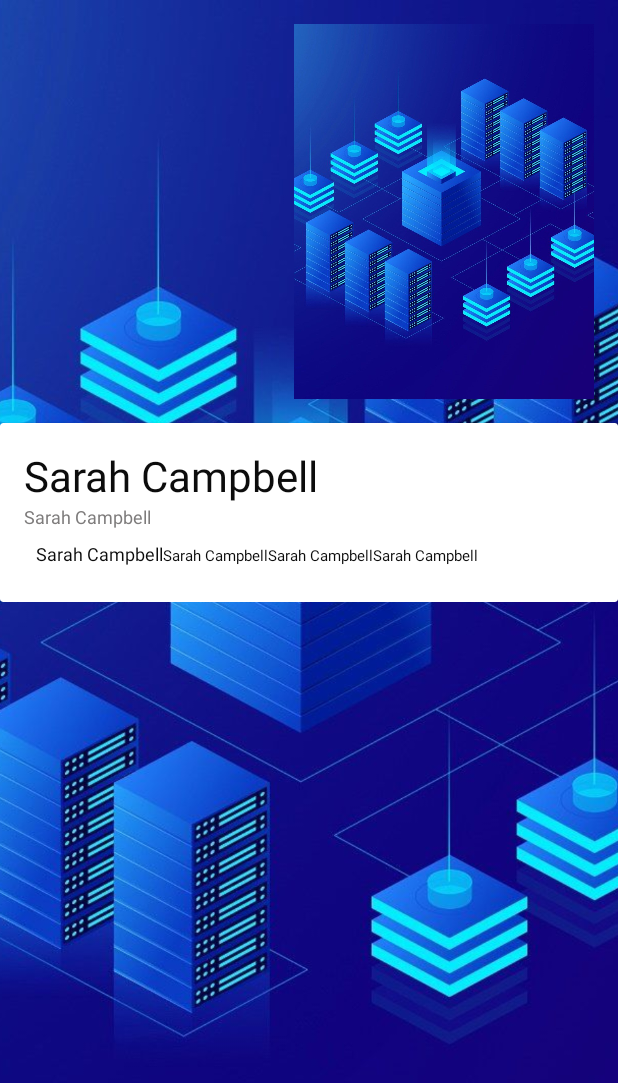
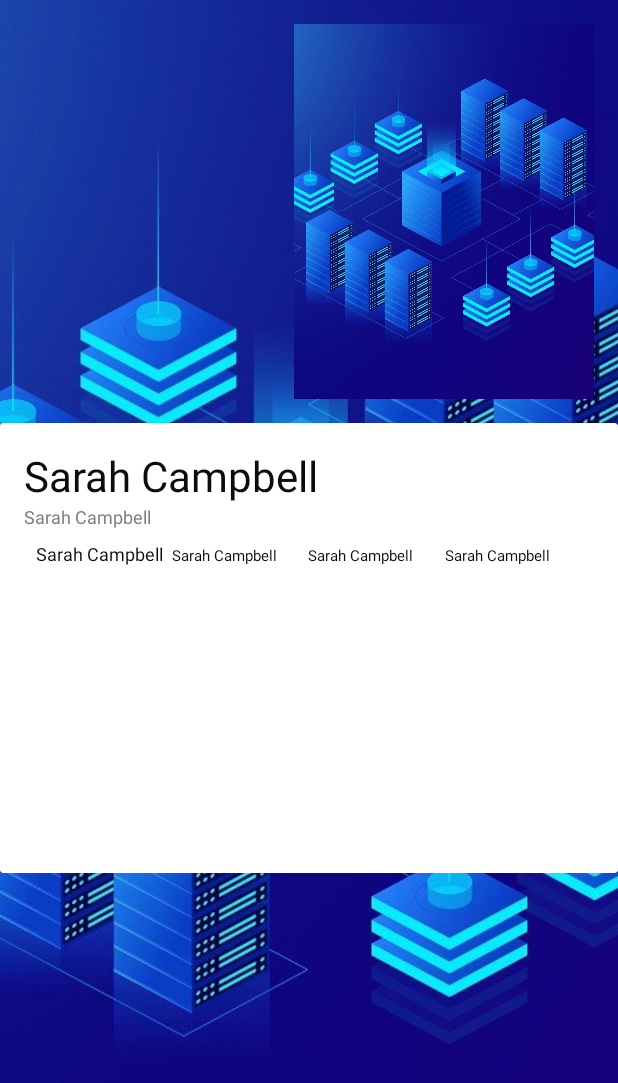
Before and after one commit to finkcloud/Cardonated, an Android app: the layout activity_movie_details.xml on its own in the app's theme, with its tools: preview values and no code run, on a phone screen of 412 x 824 dp. Shown: the top 1083 px of the screen. Run offline under Robolectric (Android 15) with nearby library versions, the phone set to English and light mode, and no system bars; network calls fail.

Commit message:
refactored redundant code

```diff
--- a/app/src/main/java/com/philencripted/cardonated/ui/MainActivity.java
+++ b/app/src/main/java/com/philencripted/cardonated/ui/MainActivity.java
@@ -54,7 +54,7 @@ public class MainActivity extends AppCompatActivity {
                 // show progress while loading data
                 progressBar.setVisibility(View.VISIBLE);
 
-                // setup user list
+                // setup movie list
                 setUpUserList(movies);
 
                 //hide progress after ui is populated
--- a/app/src/main/java/com/philencripted/cardonated/ui/MovieDetailsActivity.java
+++ b/app/src/main/java/com/philencripted/cardonated/ui/MovieDetailsActivity.java
@@ -2,6 +2,7 @@ package com.philencripted.cardonated.ui;
 
 import android.annotation.SuppressLint;
 import android.os.Bundle;
+import android.util.Log;
 import android.widget.ImageView;
 import android.widget.TextView;
 
@@ -80,6 +81,7 @@ public class MovieDetailsActivity extends AppCompatActivity {
 
             //debug
             System.out.println("TESTER"+popularity);
+            Log.d("TEST:", avgVote + popularity + vote);
 
 
 
--- a/app/src/main/res/layout/activity_movie_details.xml
+++ b/app/src/main/res/layout/activity_movie_details.xml
@@ -35,7 +35,7 @@
             </FrameLayout>
             <androidx.cardview.widget.CardView
                 android:layout_width="match_parent"
-                android:layout_height="match_parent"
+                android:layout_height="300dp"
                 android:elevation="4dp">
 
                 <LinearLayout
@@ -73,9 +73,10 @@
 
                         <TextView
                             android:id="@+id/vote"
-                            android:layout_width="wrap_content"
+                            android:layout_width="0dp"
                             android:layout_height="wrap_content"
                             android:text="Sarah Campbell"
+                            android:layout_weight="1"
                             android:textColor="#0C0C0C"
                             android:textSize="12sp"
                             android:textStyle="normal"
@@ -83,7 +84,8 @@
                             />
                         <TextView
                             android:id="@+id/avgvote"
-                            android:layout_width="wrap_content"
+                            android:layout_width="0dp"
+                            android:layout_weight="1"
                             android:layout_height="wrap_content"
                             android:text="Sarah Campbell"
                             android:textColor="#0C0C0C"
@@ -93,9 +95,10 @@
                             />
                         <TextView
                             android:id="@+id/date"
-                            android:layout_width="wrap_content"
+                            android:layout_width="0dp"
                             android:layout_height="wrap_content"
                             android:text="Sarah Campbell"
+                            android:layout_weight="1"
                             android:textColor="#0C0C0C"
                             android:textSize="10sp"
                             android:textStyle="normal"
@@ -103,9 +106,10 @@
                             />
                         <TextView
                             android:id="@+id/popularity"
-                            android:layout_width="wrap_content"
+                            android:layout_width="0dp"
                             android:layout_height="wrap_content"
                             android:text="Sarah Campbell"
+                            android:layout_weight="1"
                             android:textColor="#0C0C0C"
                             android:textSize="10sp"
                             android:textStyle="normal"
```
Also changed, not shown: app/src/main/java/com/philencripted/cardonated/adapter/MovieAdapter.java (+10 -14 lines).
